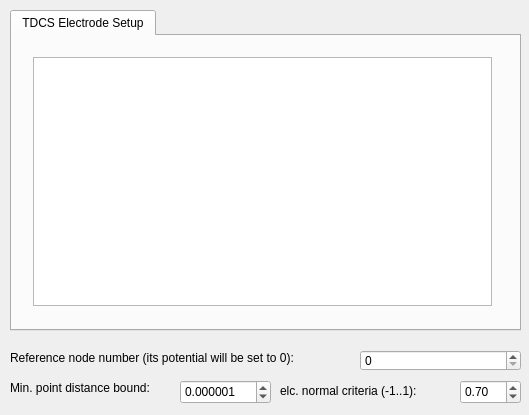
Old version of the form src/Interface/Modules/BrainStimulator/SetupRHSforTDCSandTMSDialog.ui in the repository SCIInstitute/SCIRun.
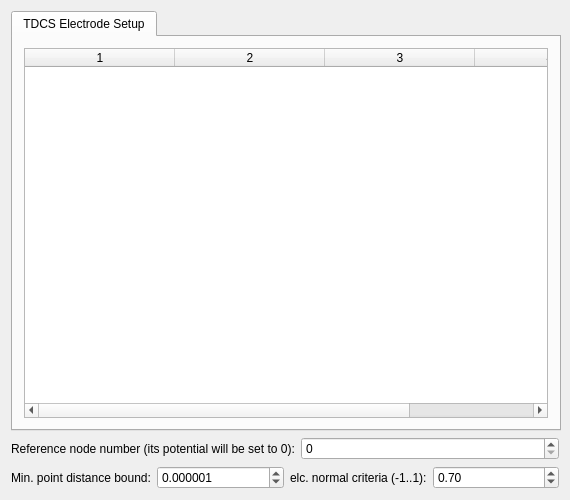
New version of the form.

Commit message: after dans review - ready to merge to master

Diff of the .ui file:
```diff
--- a/src/Interface/Modules/BrainStimulator/SetupRHSforTDCSandTMSDialog.ui
+++ b/src/Interface/Modules/BrainStimulator/SetupRHSforTDCSandTMSDialog.ui
@@ -6,21 +6,27 @@
    <rect>
     <x>0</x>
     <y>0</y>
-    <width>529</width>
-    <height>415</height>
+    <width>570</width>
+    <height>500</height>
    </rect>
   </property>
+  <property name="minimumSize">
+   <size>
+    <width>570</width>
+    <height>500</height>
+   </size>
+  </property>
   <property name="windowTitle">
    <string>SetupRHSforTDCSandTMSDialog</string>
   </property>
+  <layout class="QGridLayout" name="gridLayout">
+   <item row="0" column="0">
   <widget class="QTabWidget" name="tabWidget">
-   <property name="geometry">
-    <rect>
-     <x>10</x>
-     <y>10</y>
-     <width>511</width>
-     <height>321</height>
-    </rect>
+     <property name="minimumSize">
+      <size>
+       <width>550</width>
+       <height>350</height>
+      </size>
    </property>
    <property name="currentIndex">
     <number>0</number>
@@ -35,15 +41,8 @@
     <attribute name="title">
      <string>TDCS Electrode Setup</string>
     </attribute>
-    <widget class="QWidget" name="verticalLayoutWidget_6">
-     <property name="geometry">
-      <rect>
-       <x>10</x>
-       <y>10</y>
-       <width>481</width>
-       <height>271</height>
-      </rect>
-     </property>
+      <layout class="QHBoxLayout" name="horizontalLayout_3">
+       <item>
      <layout class="QVBoxLayout" name="verticalLayout_6">
       <item>
        <widget class="QTableWidget" name="electrode_tableWidget">
@@ -53,8 +52,11 @@
           <height>91</height>
          </size>
         </property>
+           <property name="columnCount">
+            <number>4</number>
+           </property>
         <attribute name="horizontalHeaderVisible">
-         <bool>false</bool>
+            <bool>true</bool>
         </attribute>
         <attribute name="horizontalHeaderCascadingSectionResizes">
          <bool>false</bool>
@@ -68,60 +70,47 @@
         <attribute name="verticalHeaderCascadingSectionResizes">
          <bool>false</bool>
         </attribute>
+           <column/>
+           <column/>
+           <column/>
+           <column/>
        </widget>
       </item>
      </layout>
-    </widget>
-   </widget>
-  </widget>
+       </item>
+      </layout>
+     </widget>
+    </widget>
+   </item>
+   <item row="1" column="0">
+    <layout class="QHBoxLayout" name="horizontalLayout">
+     <item>
   <widget class="QLabel" name="label">
-   <property name="geometry">
-    <rect>
-     <x>10</x>
-     <y>350</y>
-     <width>341</width>
-     <height>16</height>
-    </rect>
-   </property>
    <property name="text">
     <string>Reference node number (its potential will be set to 0):</string>
    </property>
   </widget>
+     </item>
+     <item>
   <widget class="QSpinBox" name="refnode_">
-   <property name="geometry">
-    <rect>
-     <x>360</x>
-     <y>350</y>
-     <width>161</width>
-     <height>21</height>
-    </rect>
-   </property>
    <property name="maximum">
     <number>1000000000</number>
    </property>
   </widget>
+     </item>
+    </layout>
+   </item>
+   <item row="2" column="0">
+    <layout class="QHBoxLayout" name="horizontalLayout_2">
+     <item>
   <widget class="QLabel" name="label_2">
-   <property name="geometry">
-    <rect>
-     <x>10</x>
-     <y>380</y>
-     <width>201</width>
-     <height>16</height>
-    </rect>
-   </property>
    <property name="text">
     <string>Min. point distance bound:</string>
    </property>
   </widget>
+     </item>
+     <item>
   <widget class="QDoubleSpinBox" name="pointdistancebound_">
-   <property name="geometry">
-    <rect>
-     <x>180</x>
-     <y>380</y>
-     <width>91</width>
-     <height>24</height>
-    </rect>
-   </property>
    <property name="suffix">
     <string notr="true"/>
    </property>
@@ -138,28 +127,16 @@
     <double>0.000001000000000</double>
    </property>
   </widget>
+     </item>
+     <item>
   <widget class="QLabel" name="label_3">
-   <property name="geometry">
-    <rect>
-     <x>280</x>
-     <y>380</y>
-     <width>171</width>
-     <height>21</height>
-    </rect>
-   </property>
    <property name="text">
     <string>elc. normal criteria (-1..1):</string>
    </property>
   </widget>
+     </item>
+     <item>
   <widget class="QDoubleSpinBox" name="normal_dot_product_bound_">
-   <property name="geometry">
-    <rect>
-     <x>460</x>
-     <y>380</y>
-     <width>61</width>
-     <height>24</height>
-    </rect>
-   </property>
    <property name="maximum">
     <double>1.000000000000000</double>
    </property>
@@ -170,6 +147,10 @@
     <double>0.700000000000000</double>
    </property>
   </widget>
+     </item>
+    </layout>
+   </item>
+  </layout>
  </widget>
  <layoutdefault spacing="6" margin="11"/>
  <resources/>
```
Lines whose indentation alone changed are shown as unchanged. The commit also changes 2 other files.
